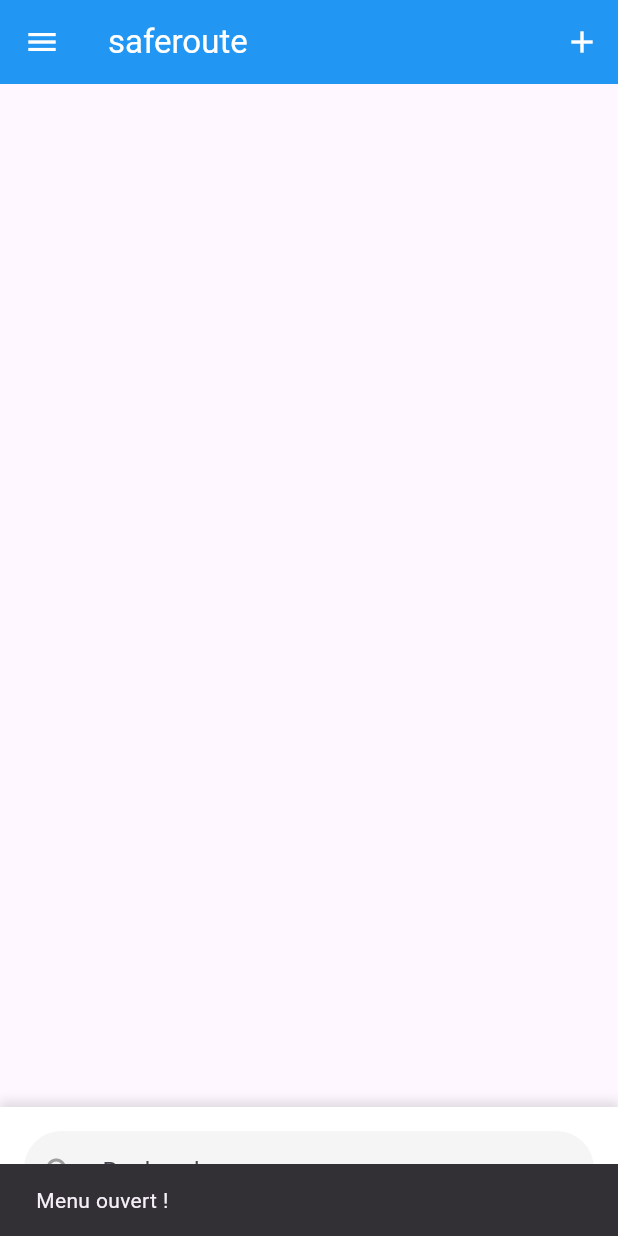
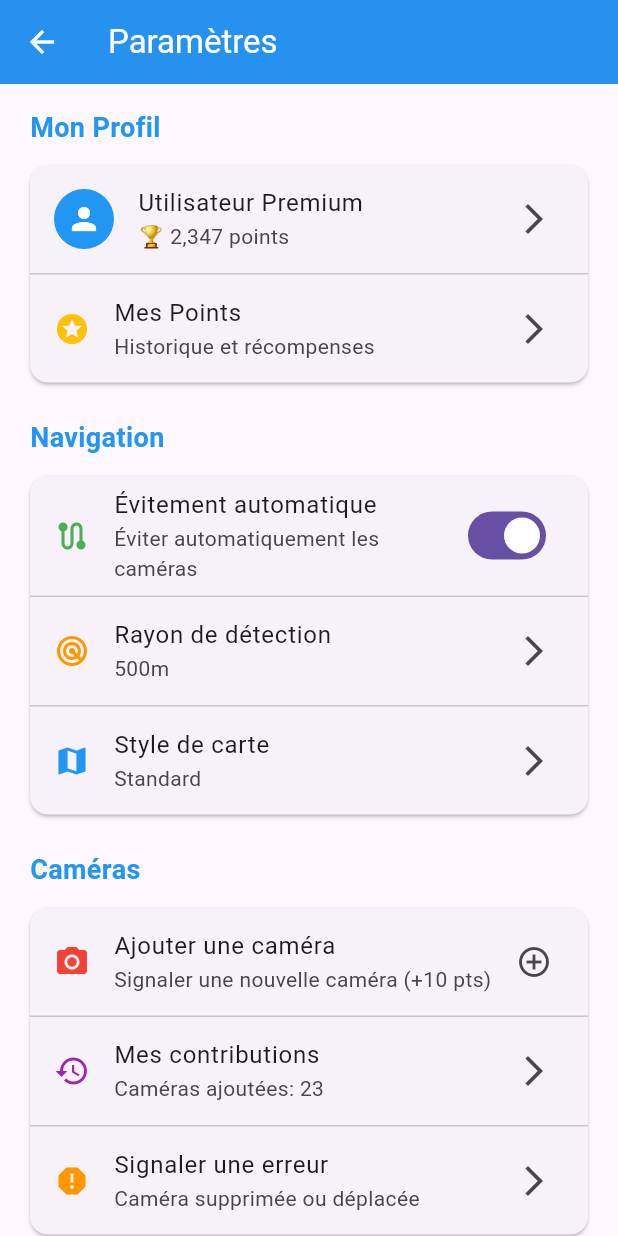
Before and after one commit to devfix59/saferoute, a Flutter app: the screen it shows after launch, after a tap on the "menu" icon, on a phone screen of 412 x 824 dp. Run offline on Flutter 3.47's test engine with Material 3 defaults, Android fonts, the light colour scheme and no system bars; our stand-ins replace geolocator, image_picker.

Commit message:
ajoute de setting et photo

```diff
--- a/lib/main.dart
+++ b/lib/main.dart
@@ -1,4 +1,6 @@
 import 'package:flutter/material.dart';
+import 'package:saferoute/pages/setting_page.dart'; // ✅ Import correct
+import 'package:saferoute/pages/camera_page.dart';
 
 void main() {
   runApp(MyApp());
@@ -30,29 +32,80 @@ class _HomePageState extends State<HomePage> {
   @override
   Widget build(BuildContext context) {
     return Scaffold(
-      // AppBar avec icône menu à gauche et bouton plus à droite
+
       appBar: AppBar(
-        title: Text('saferoute'),
-        backgroundColor: Colors.blue,
-        foregroundColor: Colors.white,
-        leading: IconButton(
-          icon: Icon(Icons.menu),
-          onPressed: () {
-            // Action pour le menu
-            ScaffoldMessenger.of(context).showSnackBar(
-              SnackBar(content: Text('Menu ouvert !')),
-            );
-          },
+        backgroundColor: Colors.transparent,
+        elevation: 0,
+        leading: Padding(
+          padding: const EdgeInsets.all(8.0),
+          child: Container(
+            decoration: BoxDecoration(
+              color: Colors.blue,
+              shape: BoxShape.circle,
+              boxShadow: [
+                BoxShadow(
+                  color: Colors.black26,
+                  blurRadius: 4,
+                  offset: Offset(0, 2),
+                ),
+              ],
+            ),
+            child: IconButton(
+              icon: Icon(
+                Icons.menu,
+                color: Colors.white,
+                size: 24,
+              ),
+                onPressed: () {
+    // Navigation avec animation vers SettingPage
+                  Navigator.push(
+                    context,
+                    PageRouteBuilder(
+                      pageBuilder: (context, animation, secondaryAnimation) => const SettingPage(),
+                      transitionsBuilder: (context, animation, secondaryAnimation, child) {
+                        return SlideTransition(
+                          position: animation.drive(
+                            Tween(begin: const Offset(-1.0, 0.0), end: Offset.zero),
+                          ),
+                          child: child,
+                        );
+                      },
+                    ),
+                  );
+                },
+            ),
+          ),
         ),
         actions: [
-          IconButton(
-            icon: Icon(Icons.add),
-            onPressed: () {
-              // Action pour le bouton plus
-              ScaffoldMessenger.of(context).showSnackBar(
-                SnackBar(content: Text('Bouton plus pressé !')),
-              );
-            },
+          Padding(
+            padding: const EdgeInsets.all(8.0),
+            child: Container(
+              decoration: BoxDecoration(
+                color: Colors.green,
+                shape: BoxShape.circle,
+                boxShadow: [
+                  BoxShadow(
+                    color: Colors.black26,
+                    blurRadius: 4,
+                    offset: Offset(0, 2),
+                  ),
+                ],
+              ),
+              child: IconButton(
+                icon: Icon(
+                  Icons.add,
+                  color: Colors.white,
+                  size: 24,
+                ),
+                onPressed: () {
+                    // Navigation vers CameraPage
+                    Navigator.push(
+                      context,
+                      MaterialPageRoute(builder: (context) => const CameraPage()),
+                    );
+                  },
+              ),
+            ),
           ),
         ],
       ),
--- /dev/null
+++ b/lib/pages/setting_page.dart
@@ -0,0 +1,436 @@
+import 'package:flutter/material.dart';
+
+class SettingPage extends StatefulWidget {
+  const SettingPage({super.key});
+
+  @override
+  State<SettingPage> createState() => _SettingPageState();
+}
+
+class _SettingPageState extends State<SettingPage> {
+  bool _notificationsEnabled = true;
+  bool _soundEnabled = true;
+  bool _vibrationEnabled = true;
+  bool _autoRouteEnabled = true;
+  bool _shareDataEnabled = false;
+  String _selectedMapStyle = 'Standard';
+  double _detectionRadius = 500.0;
+
+  @override
+  Widget build(BuildContext context) {
+    return Scaffold(
+      appBar: AppBar(
+        title: const Text("Paramètres"),
+        backgroundColor: Colors.blue,
+        foregroundColor: Colors.white,
+        elevation: 2,
+      ),
+      body: ListView(
+        padding: const EdgeInsets.all(16),
+        children: [
+          // Section Profil & Points
+          _buildSectionTitle('Mon Profil'),
+          Card(
+            child: Column(
+              children: [
+                ListTile(
+                  leading: const CircleAvatar(
+                    backgroundColor: Colors.blue,
+                    child: Icon(Icons.person, color: Colors.white),
+                  ),
+                  title: const Text('Utilisateur Premium'),
+                  subtitle: const Text('🏆 2,347 points'),
+                  trailing: const Icon(Icons.arrow_forward_ios),
+                  onTap: () {
+                    _showComingSoonDialog('Gestion du profil');
+                  },
+                ),
+                const Divider(height: 1),
+                ListTile(
+                  leading: const Icon(Icons.stars, color: Colors.amber),
+                  title: const Text('Mes Points'),
+                  subtitle: const Text('Historique et récompenses'),
+                  trailing: const Icon(Icons.arrow_forward_ios),
+                  onTap: () {
+                    _showComingSoonDialog('Historique des points');
+                  },
+                ),
+              ],
+            ),
+          ),
+
+          const SizedBox(height: 20),
+
+          // Section Navigation
+          _buildSectionTitle('Navigation'),
+          Card(
+            child: Column(
+              children: [
+                SwitchListTile(
+                  secondary: const Icon(Icons.route, color: Colors.green),
+                  title: const Text('Évitement automatique'),
+                  subtitle: const Text('Éviter automatiquement les caméras'),
+                  value: _autoRouteEnabled,
+                  onChanged: (value) {
+                    setState(() {
+                      _autoRouteEnabled = value;
+                    });
+                  },
+                ),
+                const Divider(height: 1),
+                ListTile(
+                  leading: const Icon(Icons.radar, color: Colors.orange),
+                  title: const Text('Rayon de détection'),
+                  subtitle: Text('${_detectionRadius.round()}m'),
+                  trailing: const Icon(Icons.arrow_forward_ios),
+                  onTap: () {
+                    _showRadiusDialog();
+                  },
+                ),
+                const Divider(height: 1),
+                ListTile(
+                  leading: const Icon(Icons.map, color: Colors.blue),
+                  title: const Text('Style de carte'),
+                  subtitle: Text(_selectedMapStyle),
+                  trailing: const Icon(Icons.arrow_forward_ios),
+                  onTap: () {
+                    _showMapStyleDialog();
+                  },
+                ),
+              ],
+            ),
+          ),
+
+          const SizedBox(height: 20),
+
+          // Section Caméras
+          _buildSectionTitle('Caméras'),
+          Card(
+            child: Column(
+              children: [
+                ListTile(
+                  leading: const Icon(Icons.camera_alt, color: Colors.red),
+                  title: const Text('Ajouter une caméra'),
+                  subtitle: const Text('Signaler une nouvelle caméra (+10 pts)'),
+                  trailing: const Icon(Icons.add_circle_outline),
+                  onTap: () {
+                    Navigator.pop(context); // Retour vers la caméra
+                  },
+                ),
+                const Divider(height: 1),
+                ListTile(
+                  leading: const Icon(Icons.history, color: Colors.purple),
+                  title: const Text('Mes contributions'),
+                  subtitle: const Text('Caméras ajoutées: 23'),
+                  trailing: const Icon(Icons.arrow_forward_ios),
+                  onTap: () {
+                    _showComingSoonDialog('Historique des contributions');
+                  },
+                ),
+                const Divider(height: 1),
+                ListTile(
+                  leading: const Icon(Icons.report, color: Colors.orange),
+                  title: const Text('Signaler une erreur'),
+                  subtitle: const Text('Caméra supprimée ou déplacée'),
+                  trailing: const Icon(Icons.arrow_forward_ios),
+                  onTap: () {
+                    _showComingSoonDialog('Signalement d\'erreur');
+                  },
+                ),
+              ],
+            ),
+          ),
+
+          const SizedBox(height: 20),
+
+          // Section Notifications
+          _buildSectionTitle('Notifications'),
+          Card(
+            child: Column(
+              children: [
+                SwitchListTile(
+                  secondary: const Icon(Icons.notifications, color: Colors.blue),
+                  title: const Text('Notifications'),
+                  subtitle: const Text('Alertes de caméras à proximité'),
+                  value: _notificationsEnabled,
+                  onChanged: (value) {
+                    setState(() {
+                      _notificationsEnabled = value;
+                    });
+                  },
+                ),
+                const Divider(height: 1),
+                SwitchListTile(
+                  secondary: const Icon(Icons.volume_up, color: Colors.green),
+                  title: const Text('Son'),
+                  subtitle: const Text('Alertes sonores'),
+                  value: _soundEnabled,
+                  onChanged: _notificationsEnabled ? (value) {
+                    setState(() {
+                      _soundEnabled = value;
+                    });
+                  } : null,
+                ),
+                const Divider(height: 1),
+                SwitchListTile(
+                  secondary: const Icon(Icons.vibration, color: Colors.orange),
+                  title: const Text('Vibration'),
+                  subtitle: const Text('Alertes par vibration'),
+                  value: _vibrationEnabled,
+                  onChanged: _notificationsEnabled ? (value) {
+                    setState(() {
+                      _vibrationEnabled = value;
+                    });
+                  } : null,
+                ),
+              ],
+            ),
+          ),
+
+          const SizedBox(height: 20),
+
+          // Section Confidentialité
+          _buildSectionTitle('Confidentialité'),
+          Card(
+            child: Column(
+              children: [
+                SwitchListTile(
+                  secondary: const Icon(Icons.share, color: Colors.blue),
+                  title: const Text('Partage de données'),
+                  subtitle: const Text('Aider à améliorer l\'application'),
+                  value: _shareDataEnabled,
+                  onChanged: (value) {
+                    setState(() {
+                      _shareDataEnabled = value;
+                    });
+                  },
+                ),
+                const Divider(height: 1),
+                ListTile(
+                  leading: const Icon(Icons.privacy_tip, color: Colors.green),
+                  title: const Text('Politique de confidentialité'),
+                  trailing: const Icon(Icons.arrow_forward_ios),
+                  onTap: () {
+                    _showComingSoonDialog('Politique de confidentialité');
+                  },
+                ),
+              ],
+            ),
+          ),
+
+          const SizedBox(height: 20),
+
+          // Section Support
+          _buildSectionTitle('Support'),
+          Card(
+            child: Column(
+              children: [
+                ListTile(
+                  leading: const Icon(Icons.help, color: Colors.blue),
+                  title: const Text('Aide'),
+                  subtitle: const Text('FAQ et guides d\'utilisation'),
+                  trailing: const Icon(Icons.arrow_forward_ios),
+                  onTap: () {
+                    _showComingSoonDialog('Page d\'aide');
+                  },
+                ),
+                const Divider(height: 1),
+                ListTile(
+                  leading: const Icon(Icons.feedback, color: Colors.orange),
+                  title: const Text('Nous contacter'),
+                  subtitle: const Text('Suggestions et support'),
+                  trailing: const Icon(Icons.arrow_forward_ios),
+                  onTap: () {
+                    _showComingSoonDialog('Formulaire de contact');
+                  },
+                ),
+                const Divider(height: 1),
+                ListTile(
+                  leading: const Icon(Icons.info, color: Colors.grey),
+                  title: const Text('À propos'),
+                  subtitle: const Text('SafeRoute v1.0.0'),
+                  trailing: const Icon(Icons.arrow_forward_ios),
+                  onTap: () {
+                    _showAboutDialog();
+                  },
+                ),
+              ],
+            ),
+          ),
+
+          const SizedBox(height: 30),
+
+          // Bouton de déconnexion
+          Container(
+            margin: const EdgeInsets.symmetric(horizontal: 20),
+            child: ElevatedButton(
+              onPressed: () {
+                _showLogoutDialog();
+              },
+              style: ElevatedButton.styleFrom(
+                backgroundColor: Colors.red,
+                foregroundColor: Colors.white,
+                padding: const EdgeInsets.symmetric(vertical: 15),
+                shape: RoundedRectangleBorder(
+                  borderRadius: BorderRadius.circular(10),
+                ),
+              ),
+              child: const Text(
+                'Se déconnecter',
+                style: TextStyle(fontSize: 16, fontWeight: FontWeight.bold),
+              ),
+            ),
+          ),
+
+          const SizedBox(height: 20),
+        ],
+      ),
+    );
+  }
+
+  Widget _buildSectionTitle(String title) {
+    return Padding(
+      padding: const EdgeInsets.only(left: 4, bottom: 8),
+      child: Text(
+        title,
+        style: const TextStyle(
+          fontSize: 18,
+          fontWeight: FontWeight.bold,
+          color: Colors.blue,
+        ),
+      ),
+    );
+  }
+
+  void _showComingSoonDialog(String feature) {
+    showDialog(
+      context: context,
+      builder: (context) => AlertDialog(
+        title: const Text('Bientôt disponible'),
+        content: Text('$feature sera disponible dans une prochaine mise à jour.'),
+        actions: [
+          TextButton(
+            onPressed: () => Navigator.pop(context),
+            child: const Text('OK'),
+          ),
+        ],
+      ),
+    );
+  }
+
+  void _showRadiusDialog() {
+    showDialog(
+      context: context,
+      builder: (context) => AlertDialog(
+        title: const Text('Rayon de détection'),
+        content: Column(
+          mainAxisSize: MainAxisSize.min,
+          children: [
+            Text('Distance: ${_detectionRadius.round()}m'),
+            Slider(
+              value: _detectionRadius,
+              min: 100,
+              max: 2000,
+              divisions: 19,
+              onChanged: (value) {
+                setState(() {
+                  _detectionRadius = value;
+                });
+              },
+            ),
+          ],
+        ),
+        actions: [
+          TextButton(
+            onPressed: () => Navigator.pop(context),
+            child: const Text('Annuler'),
+          ),
+          TextButton(
+            onPressed: () => Navigator.pop(context),
+            child: const Text('OK'),
+          ),
+        ],
+      ),
+    );
+  }
+
+  void _showMapStyleDialog() {
+    showDialog(
+      context: context,
+      builder: (context) => AlertDialog(
+        title: const Text('Style de carte'),
+        content: Column(
+          mainAxisSize: MainAxisSize.min,
+          children: ['Standard', 'Satellite', 'Terrain', 'Hybride']
+              .map((style) => RadioListTile<String>(
+                    title: Text(style),
+                    value: style,
+                    groupValue: _selectedMapStyle,
+                    onChanged: (value) {
+                      setState(() {
+                        _selectedMapStyle = value!;
+                      });
+                      Navigator.pop(context);
+                    },
+                  ))
+              .toList(),
+        ),
+      ),
+    );
+  }
+
+  void _showAboutDialog() {
+    showDialog(
+      context: context,
+      builder: (context) => AlertDialog(
+        title: const Text('À propos de SafeRoute'),
+        content: const Column(
+          mainAxisSize: MainAxisSize.min,
+          crossAxisAlignment: CrossAxisAlignment.start,
+          children: [
+            Text('SafeRoute v1.0.0'),
+            SizedBox(height: 10),
+            Text('Application collaborative pour éviter les caméras de surveillance.'),
+            SizedBox(height: 10),
+            Text('Développé avec ❤️ par l\'équipe SafeRoute'),
+          ],
+        ),
+        actions: [
+          TextButton(
+            onPressed: () => Navigator.pop(context),
+            child: const Text('Fermer'),
+          ),
+        ],
+      ),
+    );
+  }
+
+  void _showLogoutDialog() {
+    showDialog(
+      context: context,
+      builder: (context) => AlertDialog(
+        title: const Text('Déconnexion'),
+        content: const Text('Êtes-vous sûr de vouloir vous déconnecter ?'),
+        actions: [
+          TextButton(
+            onPressed: () => Navigator.pop(context),
+            child: const Text('Annuler'),
+          ),
+          TextButton(
+            onPressed: () {
+              Navigator.pop(context);
+              // Logique de déconnexion ici
+              ScaffoldMessenger.of(context).showSnackBar(
+                const SnackBar(
+                  content: Text('Déconnexion effectuée'),
+                  backgroundColor: Colors.green,
+                ),
+              );
+            },
+            child: const Text('Déconnecter'),
+          ),
+        ],
+      ),
+    );
+  }
+}
```
Also changed, not shown: lib/pages/camera_page.dart (added, +119 -0 lines), pubspec.yaml (+9 -30 lines), lib/pages/home_page.dart (added), pubspec.lock, 6 other files.
